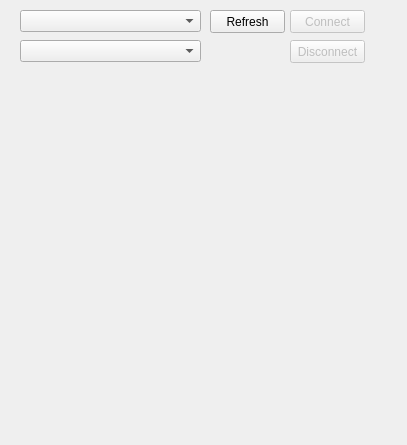
Qt form qtConsoleMock/MainWindow.ui (Unril/stepper-control) before a commit.
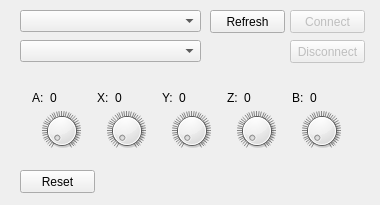
The same form after that commit.

Diff of the .ui file:
```diff
--- a/qtConsoleMock/MainWindow.ui
+++ b/qtConsoleMock/MainWindow.ui
@@ -6,8 +6,8 @@
    <rect>
     <x>0</x>
     <y>0</y>
-    <width>407</width>
-    <height>445</height>
+    <width>380</width>
+    <height>205</height>
    </rect>
   </property>
   <property name="windowTitle">
@@ -79,6 +79,196 @@
      <string>Disconnect</string>
     </property>
    </widget>
+   <widget class="QPushButton" name="pbReset">
+    <property name="geometry">
+     <rect>
+      <x>20</x>
+      <y>170</y>
+      <width>75</width>
+      <height>23</height>
+     </rect>
+    </property>
+    <property name="text">
+     <string>Reset</string>
+    </property>
+   </widget>
+   <widget class="QWidget" name="layoutWidget">
+    <property name="geometry">
+     <rect>
+      <x>21</x>
+      <y>80</y>
+      <width>341</width>
+      <height>81</height>
+     </rect>
+    </property>
+    <layout class="QGridLayout" name="gridLayout">
+     <item row="0" column="0">
+      <widget class="QLabel" name="lAText">
+       <property name="sizePolicy">
+        <sizepolicy hsizetype="Maximum" vsizetype="Preferred">
+         <horstretch>0</horstretch>
+         <verstretch>0</verstretch>
+        </sizepolicy>
+       </property>
+       <property name="text">
+        <string>A:</string>
+       </property>
+      </widget>
+     </item>
+     <item row="0" column="1">
+      <widget class="QLabel" name="lA">
+       <property name="text">
+        <string>0</string>
+       </property>
+      </widget>
+     </item>
+     <item row="0" column="2">
+      <widget class="QLabel" name="lXText">
+       <property name="sizePolicy">
+        <sizepolicy hsizetype="Maximum" vsizetype="Preferred">
+         <horstretch>0</horstretch>
+         <verstretch>0</verstretch>
+        </sizepolicy>
+       </property>
+       <property name="text">
+        <string>X:</string>
+       </property>
+      </widget>
+     </item>
+     <item row="0" column="3">
+      <widget class="QLabel" name="lX">
+       <property name="text">
+        <string>0</string>
+       </property>
+      </widget>
+     </item>
+     <item row="0" column="4">
+      <widget class="QLabel" name="lYText">
+       <property name="sizePolicy">
+        <sizepolicy hsizetype="Maximum" vsizetype="Preferred">
+         <horstretch>0</horstretch>
+         <verstretch>0</verstretch>
+        </sizepolicy>
+       </property>
+       <property name="text">
+        <string>Y:</string>
+       </property>
+      </widget>
+     </item>
+     <item row="0" column="5">
+      <widget class="QLabel" name="lY">
+       <property name="text">
+        <string>0</string>
+       </property>
+      </widget>
+     </item>
+     <item row="0" column="6">
+      <widget class="QLabel" name="lZText">
+       <property name="sizePolicy">
+        <sizepolicy hsizetype="Maximum" vsizetype="Preferred">
+         <horstretch>0</horstretch>
+         <verstretch>0</verstretch>
+        </sizepolicy>
+       </property>
+       <property name="text">
+        <string>Z:</string>
+       </property>
+      </widget>
+     </item>
+     <item row="0" column="7">
+      <widget class="QLabel" name="lZ">
+       <property name="text">
+        <string>0</string>
+       </property>
+      </widget>
+     </item>
+     <item row="0" column="8">
+      <widget class="QLabel" name="lBText">
+       <property name="sizePolicy">
+        <sizepolicy hsizetype="Maximum" vsizetype="Preferred">
+         <horstretch>0</horstretch>
+         <verstretch>0</verstretch>
+        </sizepolicy>
+       </property>
+       <property name="text">
+        <string>B:</string>
+       </property>
+      </widget>
+     </item>
+     <item row="0" column="9">
+      <widget class="QLabel" name="lB">
+       <property name="text">
+        <string>0</string>
+       </property>
+      </widget>
+     </item>
+     <item row="1" column="0" colspan="2">
+      <widget class="QDial" name="dA">
+       <property name="maximum">
+        <number>399</number>
+       </property>
+       <property name="notchTarget">
+        <double>10.000000000000000</double>
+       </property>
+       <property name="notchesVisible">
+        <bool>true</bool>
+       </property>
+      </widget>
+     </item>
+     <item row="1" column="2" colspan="2">
+      <widget class="QDial" name="dX">
+       <property name="maximum">
+        <number>399</number>
+       </property>
+       <property name="notchTarget">
+        <double>10.000000000000000</double>
+       </property>
+       <property name="notchesVisible">
+        <bool>true</bool>
+       </property>
+      </widget>
+     </item>
+     <item row="1" column="4" colspan="2">
+      <widget class="QDial" name="dY">
+       <property name="maximum">
+        <number>399</number>
+       </property>
+       <property name="notchTarget">
+        <double>10.000000000000000</double>
+       </property>
+       <property name="notchesVisible">
+        <bool>true</bool>
+       </property>
+      </widget>
+     </item>
+     <item row="1" column="6" colspan="2">
+      <widget class="QDial" name="dZ">
+       <property name="maximum">
+        <number>399</number>
+       </property>
+       <property name="notchTarget">
+        <double>10.000000000000000</double>
+       </property>
+       <property name="notchesVisible">
+        <bool>true</bool>
+       </property>
+      </widget>
+     </item>
+     <item row="1" column="8" colspan="2">
+      <widget class="QDial" name="dB">
+       <property name="maximum">
+        <number>399</number>
+       </property>
+       <property name="notchTarget">
+        <double>10.000000000000000</double>
+       </property>
+       <property name="notchesVisible">
+        <bool>true</bool>
+       </property>
+      </widget>
+     </item>
+    </layout>
+   </widget>
   </widget>
  </widget>
  <layoutdefault spacing="6" margin="11"/>
```
Left out of the diff: 83 changed lines with no effect on the pictures.
